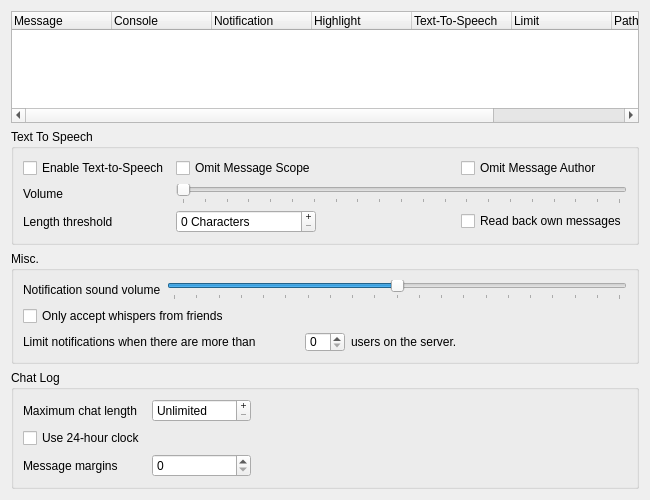
Hartmnt/mumble, file src/mumble/Log.ui: the form before one commit.
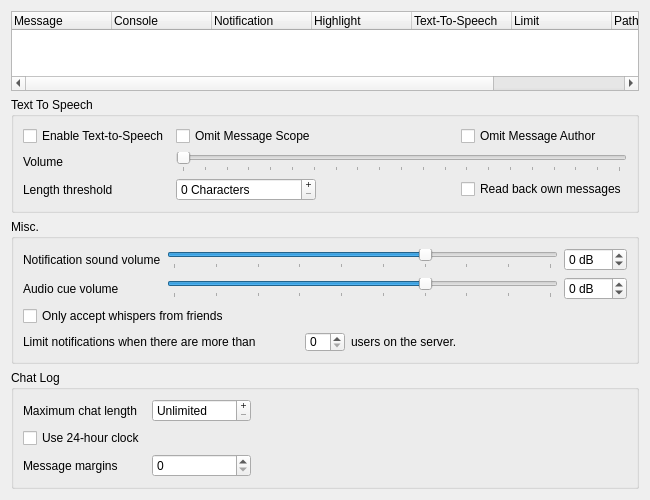
The form after the commit.

Commit message:
FEAT(client): Add possibility to change notification volume
advanced implementation

Diff of the .ui file:
```diff
--- a/src/mumble/Log.ui
+++ b/src/mumble/Log.ui
@@ -202,26 +202,48 @@
      </property>
      <layout class="QVBoxLayout" name="verticalLayout">
       <item>
-       <layout class="QGridLayout" name="gridLayout">
-        <item row="0" column="1">
-         <widget class="QSlider" name="qsNotificationVolume">
+       <layout class="QGridLayout" name="qgbSoundVolume">
+        <item row="0" column="2">
+         <widget class="QSpinBox" name="qsbNotificationVolume">
           <property name="toolTip">
            <string>Volume of notification sounds</string>
           </property>
           <property name="whatsThis">
            <string>&lt;b&gt;This is the volume used for all notification sounds.&lt;/b&gt;</string>
           </property>
+          <property name="suffix">
+           <string> dB</string>
+          </property>
+          <property name="minimum">
+           <number>-60</number>
+          </property>
           <property name="maximum">
-           <number>200</number>
+           <number>30</number>
+          </property>
+         </widget>
+        </item>
+        <item row="2" column="1">
+         <widget class="QSlider" name="qsCueVolume">
+          <property name="toolTip">
+           <string>Volume of audio cues</string>
+          </property>
+          <property name="whatsThis">
+           <string>&lt;b&gt;This is the volume used for audio cues.&lt;/b&gt;</string>
+          </property>
+          <property name="minimum">
+           <number>-60</number>
+          </property>
+          <property name="maximum">
+           <number>30</number>
           </property>
           <property name="singleStep">
            <number>5</number>
           </property>
           <property name="pageStep">
-           <number>20</number>
+           <number>10</number>
           </property>
           <property name="value">
-           <number>100</number>
+           <number>0</number>
           </property>
           <property name="orientation">
            <enum>Qt::Horizontal</enum>
@@ -247,6 +269,72 @@
           </property>
          </widget>
         </item>
+        <item row="2" column="2">
+         <widget class="QSpinBox" name="qsbCueVolume">
+          <property name="toolTip">
+           <string>Volume of audio cues</string>
+          </property>
+          <property name="whatsThis">
+           <string>&lt;b&gt;This is the volume used for audio cues.&lt;/b&gt;</string>
+          </property>
+          <property name="suffix">
+           <string> dB</string>
+          </property>
+          <property name="minimum">
+           <number>-60</number>
+          </property>
+          <property name="maximum">
+           <number>30</number>
+          </property>
+         </widget>
+        </item>
+        <item row="0" column="1">
+         <widget class="QSlider" name="qsNotificationVolume">
+          <property name="toolTip">
+           <string>Volume of notification sounds</string>
+          </property>
+          <property name="whatsThis">
+           <string>&lt;b&gt;This is the volume used for notification sounds.&lt;/b&gt;</string>
+          </property>
+          <property name="minimum">
+           <number>-60</number>
+          </property>
+          <property name="maximum">
+           <number>30</number>
+          </property>
+          <property name="singleStep">
+           <number>1</number>
+          </property>
+          <property name="pageStep">
+           <number>10</number>
+          </property>
+          <property name="value">
+           <number>0</number>
+          </property>
+          <property name="orientation">
+           <enum>Qt::Horizontal</enum>
+          </property>
+          <property name="tickPosition">
+           <enum>QSlider::TicksBelow</enum>
+          </property>
+          <property name="tickInterval">
+           <number>10</number>
+          </property>
+         </widget>
+        </item>
+        <item row="2" column="0">
+         <widget class="QLabel" name="qlCueVolume">
+          <property name="text">
+           <string>Audio cue volume</string>
+          </property>
+          <property name="margin">
+           <number>0</number>
+          </property>
+          <property name="buddy">
+           <cstring>qsNotificationVolume</cstring>
+          </property>
+         </widget>
+        </item>
        </layout>
       </item>
       <item>
```
Left out of the diff: 4 changed lines with no effect on the pictures. The commit also changes 14 other files.
